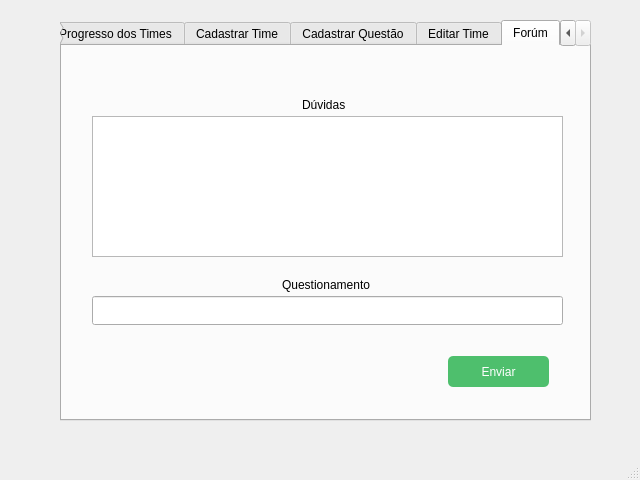
First picture: the form in Professor.ui, repository Samuel-OR/Snake_Mouth, before the edit.
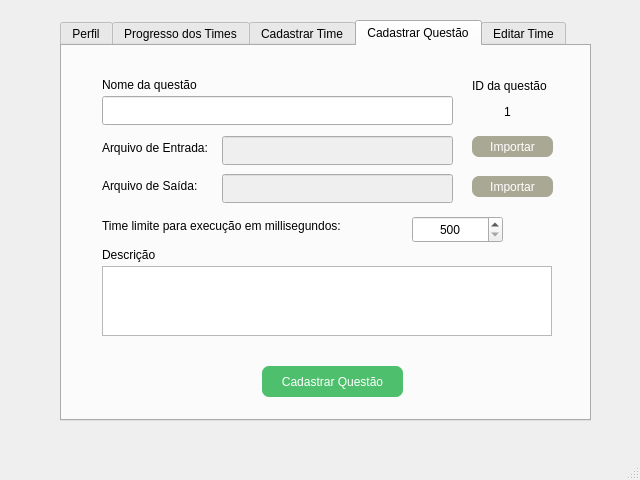
Second picture: the form after the edit. The open tabs and pages were chosen to show the change.

Commit message: nova tela do professor

Diff of the .ui file:
```diff
--- a/Professor.ui
+++ b/Professor.ui
@@ -726,76 +726,6 @@
       </property>
      </widget>
     </widget>
-    <widget class="QWidget" name="tab_6">
-     <attribute name="title">
-      <string>Forúm</string>
-     </attribute>
-     <widget class="QLabel" name="label_9">
-      <property name="geometry">
-       <rect>
-        <x>220</x>
-        <y>230</y>
-        <width>101</width>
-        <height>17</height>
-       </rect>
-      </property>
-      <property name="text">
-       <string>Questionamento</string>
-      </property>
-     </widget>
-     <widget class="QPushButton" name="pushButton_8">
-      <property name="geometry">
-       <rect>
-        <x>386</x>
-        <y>310</y>
-        <width>101</width>
-        <height>31</height>
-       </rect>
-      </property>
-      <property name="styleSheet">
-       <string notr="true">background-color: #4ebf6d;
-border-radius: 5px;
-padding: 4px;
-color: white;</string>
-      </property>
-      <property name="text">
-       <string>Enviar</string>
-      </property>
-     </widget>
-     <widget class="QLabel" name="label_10">
-      <property name="geometry">
-       <rect>
-        <x>240</x>
-        <y>50</y>
-        <width>71</width>
-        <height>17</height>
-       </rect>
-      </property>
-      <property name="text">
-       <string>Dúvidas</string>
-      </property>
-     </widget>
-     <widget class="QGraphicsView" name="graphicsView_2">
-      <property name="geometry">
-       <rect>
-        <x>30</x>
-        <y>70</y>
-        <width>471</width>
-        <height>141</height>
-       </rect>
-      </property>
-     </widget>
-     <widget class="QLineEdit" name="lineEdit_16">
-      <property name="geometry">
-       <rect>
-        <x>30</x>
-        <y>250</y>
-        <width>471</width>
-        <height>29</height>
-       </rect>
-      </property>
-     </widget>
-    </widget>
    </widget>
   </widget>
   <widget class="QMenuBar" name="menubar">
```
Left out of the diff: 4 changed lines with no effect on the pictures.
